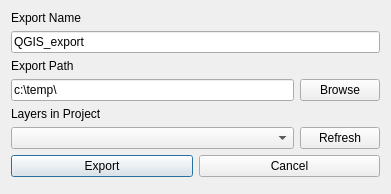
Above: export_dialog_box.ui from danielskaare/isurvey_tools before the change. Below: the same form after it.
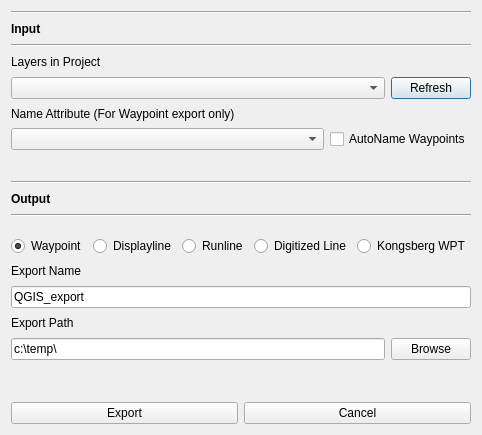
That is the form after the change. Custom widgets are drawn as their Qt base class.

Commit message: UPDATE:  Added Import XYZ functionallity from Eiva Import

The edit to the form file:
```diff
--- a/export_dialog_box.ui
+++ b/export_dialog_box.ui
@@ -6,8 +6,8 @@
    <rect>
     <x>0</x>
     <y>0</y>
-    <width>391</width>
-    <height>194</height>
+    <width>428</width>
+    <height>435</height>
    </rect>
   </property>
   <property name="windowTitle">
@@ -15,31 +15,40 @@
   </property>
   <layout class="QGridLayout" name="gridLayout">
    <item row="0" column="0">
-    <widget class="QLabel" name="label">
+    <widget class="Line" name="line_4">
+     <property name="orientation">
+      <enum>Qt::Horizontal</enum>
+     </property>
+    </widget>
+   </item>
+   <item row="1" column="0">
+    <widget class="QLabel" name="label_6">
+     <property name="font">
+      <font>
+       <weight>75</weight>
+       <bold>true</bold>
+      </font>
+     </property>
      <property name="text">
-      <string>Export Name</string>
+      <string>Input</string>
      </property>
     </widget>
    </item>
-   <item row="6" column="0">
-    <layout class="QHBoxLayout" name="horizontalLayout">
-     <item>
-      <widget class="QPushButton" name="pB_Export">
-       <property name="text">
-        <string>Export</string>
-       </property>
-      </widget>
-     </item>
-     <item>
-      <widget class="QPushButton" name="pB_Cancel">
-       <property name="text">
-        <string>Cancel</string>
-       </property>
-      </widget>
-     </item>
-    </layout>
+   <item row="2" column="0">
+    <widget class="Line" name="line_3">
+     <property name="orientation">
+      <enum>Qt::Horizontal</enum>
+     </property>
+    </widget>
    </item>
-   <item row="5" column="0">
+   <item row="3" column="0">
+    <widget class="QLabel" name="label_3">
+     <property name="text">
+      <string>Layers in Project</string>
+     </property>
+    </widget>
+   </item>
+   <item row="4" column="0">
     <layout class="QHBoxLayout" name="horizontalLayout_4">
      <item>
       <widget class="QComboBox" name="comboBoxPointLayers"/>
@@ -59,7 +68,175 @@
      </item>
     </layout>
    </item>
-   <item row="3" column="0">
+   <item row="5" column="0">
+    <widget class="QLabel" name="label_4">
+     <property name="text">
+      <string>Name Attribute (For Waypoint export only)</string>
+     </property>
+    </widget>
+   </item>
+   <item row="6" column="0">
+    <layout class="QHBoxLayout" name="horizontalLayout_6">
+     <item>
+      <widget class="QComboBox" name="comboBoxNameAttr">
+       <property name="sizePolicy">
+        <sizepolicy hsizetype="Expanding" vsizetype="Fixed">
+         <horstretch>100</horstretch>
+         <verstretch>0</verstretch>
+        </sizepolicy>
+       </property>
+      </widget>
+     </item>
+     <item>
+      <widget class="QCheckBox" name="cB_NoNameAttr">
+       <property name="text">
+        <string>AutoName Waypoints</string>
+       </property>
+      </widget>
+     </item>
+    </layout>
+   </item>
+   <item row="7" column="0">
+    <spacer name="verticalSpacer">
+     <property name="orientation">
+      <enum>Qt::Vertical</enum>
+     </property>
+     <property name="sizeType">
+      <enum>QSizePolicy::Minimum</enum>
+     </property>
+     <property name="sizeHint" stdset="0">
+      <size>
+       <width>407</width>
+       <height>25</height>
+      </size>
+     </property>
+    </spacer>
+   </item>
+   <item row="8" column="0">
+    <widget class="Line" name="line">
+     <property name="sizePolicy">
+      <sizepolicy hsizetype="Expanding" vsizetype="Fixed">
+       <horstretch>0</horstretch>
+       <verstretch>0</verstretch>
+      </sizepolicy>
+     </property>
+     <property name="orientation">
+      <enum>Qt::Horizontal</enum>
+     </property>
+    </widget>
+   </item>
+   <item row="9" column="0">
+    <widget class="QLabel" name="label_5">
+     <property name="font">
+      <font>
+       <weight>75</weight>
+       <bold>true</bold>
+      </font>
+     </property>
+     <property name="text">
+      <string>Output</string>
+     </property>
+    </widget>
+   </item>
+   <item row="10" column="0">
+    <widget class="Line" name="line_2">
+     <property name="sizePolicy">
+      <sizepolicy hsizetype="Expanding" vsizetype="Fixed">
+       <horstretch>0</horstretch>
+       <verstretch>0</verstretch>
+      </sizepolicy>
+     </property>
+     <property name="orientation">
+      <enum>Qt::Horizontal</enum>
+     </property>
+    </widget>
+   </item>
+   <item row="11" column="0">
+    <spacer name="verticalSpacer_3">
+     <property name="orientation">
+      <enum>Qt::Vertical</enum>
+     </property>
+     <property name="sizeType">
+      <enum>QSizePolicy::Minimum</enum>
+     </property>
+     <property name="sizeHint" stdset="0">
+      <size>
+       <width>407</width>
+       <height>13</height>
+      </size>
+     </property>
+    </spacer>
+   </item>
+   <item row="12" column="0">
+    <layout class="QHBoxLayout" name="horizontalLayout_5">
+     <item>
+      <widget class="QRadioButton" name="rB_wp">
+       <property name="text">
+        <string>Waypoint</string>
+       </property>
+       <property name="checked">
+        <bool>true</bool>
+       </property>
+      </widget>
+     </item>
+     <item>
+      <widget class="QRadioButton" name="rB_dis">
+       <property name="text">
+        <string>Displayline</string>
+       </property>
+      </widget>
+     </item>
+     <item>
+      <widget class="QRadioButton" name="rB_rln">
+       <property name="text">
+        <string>Runline</string>
+       </property>
+      </widget>
+     </item>
+     <item>
+      <widget class="QRadioButton" name="rB_dig">
+       <property name="text">
+        <string>Digitized Line</string>
+       </property>
+      </widget>
+     </item>
+     <item>
+      <widget class="QRadioButton" name="rB_kongs">
+       <property name="text">
+        <string>Kongsberg WPT</string>
+       </property>
+      </widget>
+     </item>
+    </layout>
+   </item>
+   <item row="13" column="0">
+    <widget class="QLabel" name="label">
+     <property name="text">
+      <string>Export Name</string>
+     </property>
+    </widget>
+   </item>
+   <item row="14" column="0">
+    <widget class="QgsFilterLineEdit" name="export_name">
+     <property name="text">
+      <string>QGIS_export</string>
+     </property>
+     <property name="placeholderText">
+      <string/>
+     </property>
+     <property name="qgisRelation" stdset="0">
+      <string notr="true"/>
+     </property>
+    </widget>
+   </item>
+   <item row="15" column="0">
+    <widget class="QLabel" name="label_2">
+     <property name="text">
+      <string>Export Path</string>
+     </property>
+    </widget>
+   </item>
+   <item row="16" column="0">
     <layout class="QHBoxLayout" name="horizontalLayout_3">
      <item>
       <layout class="QHBoxLayout" name="horizontalLayout_2">
@@ -87,35 +264,42 @@
      </item>
     </layout>
    </item>
-   <item row="2" column="0">
-    <widget class="QLabel" name="label_2">
-     <property name="text">
-      <string>Export Path</string>
+   <item row="17" column="0">
+    <spacer name="verticalSpacer_2">
+     <property name="orientation">
+      <enum>Qt::Vertical</enum>
      </property>
-    </widget>
+     <property name="sizeType">
+      <enum>QSizePolicy::Minimum</enum>
+     </property>
+     <property name="sizeHint" stdset="0">
+      <size>
+       <width>407</width>
+       <height>30</height>
+      </size>
+     </property>
+    </spacer>
    </item>
-   <item row="7" column="0">
+   <item row="18" column="0">
     <widget class="QDialogButtonBox" name="ff"/>
    </item>
-   <item row="1" column="0">
-    <widget class="QgsFilterLineEdit" name="export_name">
-     <property name="text">
-      <string>QGIS_export</string>
-     </property>
-     <property name="placeholderText">
-      <string/>
-     </property>
-     <property name="qgisRelation" stdset="0">
-      <string notr="true"/>
-     </property>
-    </widget>
-   </item>
-   <item row="4" column="0">
-    <widget class="QLabel" name="label_3">
-     <property name="text">
-      <string>Layers in Project</string>
-     </property>
-    </widget>
+   <item row="19" column="0">
+    <layout class="QHBoxLayout" name="horizontalLayout">
+     <item>
+      <widget class="QPushButton" name="pB_Export">
+       <property name="text">
+        <string>Export</string>
+       </property>
+      </widget>
+     </item>
+     <item>
+      <widget class="QPushButton" name="pB_Cancel">
+       <property name="text">
+        <string>Cancel</string>
+       </property>
+      </widget>
+     </item>
+    </layout>
    </item>
   </layout>
  </widget>
```
The commit also changes 2 other files.
